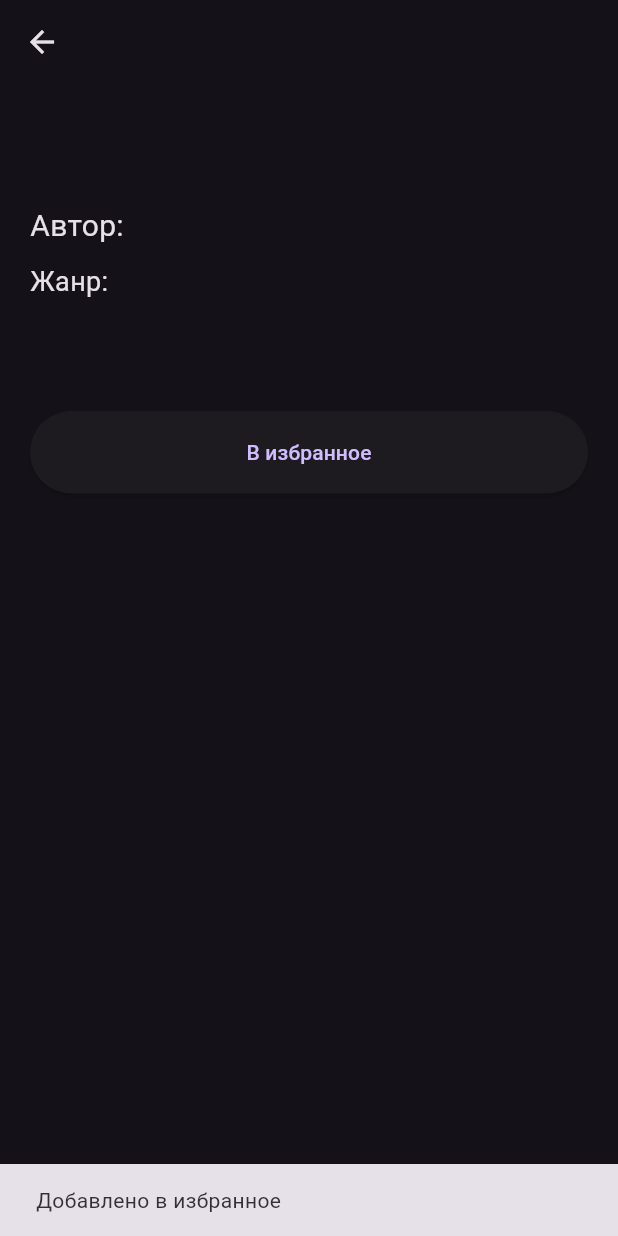
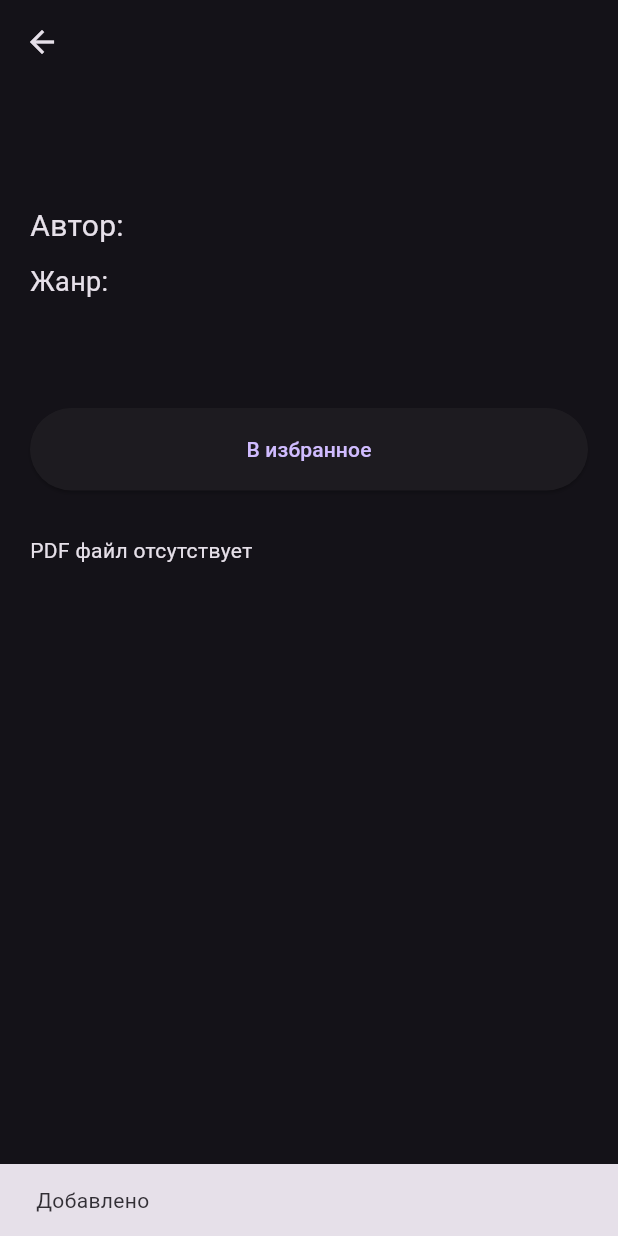
Before and after one commit to BasedTree811/Project1, a Flutter app: the BookDetailsScreen screen opened directly with empty values, after a tap on "В избранное", on a phone screen of 412 x 824 dp. Run offline on Flutter 3.47's test engine with Material 3 defaults, Android fonts, the light colour scheme and no system bars; our stand-ins replace file_picker; missing offline and left inert: syncfusion_flutter_pdfviewer; network calls fail.

```diff
--- a/app/lib/screens/book_details_screen.dart
+++ b/app/lib/screens/book_details_screen.dart
@@ -1,4 +1,6 @@
 import 'package:flutter/material.dart';
+
+import 'package:syncfusion_flutter_pdfviewer/pdfviewer.dart';
 
 import '../services/api_service.dart';
 
@@ -20,13 +22,20 @@ class BookDetailsScreen extends StatelessWidget {
   @override
   Widget build(BuildContext context) {
 
+    String filePath =
+        book["file_path"] ?? "";
+
     return Scaffold(
 
       appBar: AppBar(
-        title: Text(book["title"]),
+        title: Text(
+          book["title"] ?? "",
+        ),
       ),
 
-      body: Padding(
+      body: SingleChildScrollView(
+
+        child: Padding(
 
           padding: const EdgeInsets.all(20),
 
@@ -39,7 +48,7 @@ class BookDetailsScreen extends StatelessWidget {
 
               Text(
 
-              book["title"],
+                book["title"] ?? "",
 
                 style: const TextStyle(
                   fontSize: 28,
@@ -50,7 +59,9 @@ class BookDetailsScreen extends StatelessWidget {
               const SizedBox(height: 20),
 
               Text(
+
                 "Автор: ${book["author"]}",
+
                 style: const TextStyle(
                   fontSize: 20,
                 ),
@@ -59,7 +70,9 @@ class BookDetailsScreen extends StatelessWidget {
               const SizedBox(height: 10),
 
               Text(
+
                 "Жанр: ${book["genre"]}",
+
                 style: const TextStyle(
                   fontSize: 18,
                 ),
@@ -69,9 +82,6 @@ class BookDetailsScreen extends StatelessWidget {
 
               Text(
                 book["description"] ?? "",
-              style: const TextStyle(
-                fontSize: 16,
-              ),
               ),
 
               const SizedBox(height: 30),
@@ -85,11 +95,11 @@ class BookDetailsScreen extends StatelessWidget {
                       .addFavorite(
 
                     userId:
-                  userData["id"]
+                    userData["id_user"]
                         .toString(),
 
                     bookId:
-                  book["id"]
+                    book["id_book"]
                         .toString(),
                   );
 
@@ -106,7 +116,7 @@ class BookDetailsScreen extends StatelessWidget {
                       content: Text(
 
                         result["message"] ??
-                          "Добавлено в избранное",
+                            "Добавлено",
                       ),
                     ),
                   );
@@ -116,7 +126,27 @@ class BookDetailsScreen extends StatelessWidget {
                   "В избранное",
                 ),
               ),
+
+              const SizedBox(height: 30),
+
+              if(filePath.isNotEmpty)
+
+                SizedBox(
+
+                  height: 600,
+
+                  child: SfPdfViewer.network(
+                    filePath,
+                  ),
+                )
+
+              else
+
+                const Text(
+                  "PDF файл отсутствует",
+                ),
             ],
+          ),
         ),
       ),
     );
--- a/app/pubspec.yaml
+++ b/app/pubspec.yaml
@@ -16,7 +16,7 @@ dependencies:
 
   cupertino_icons: ^1.0.8
 
-  syncfusion_flutter_pdfviewer: ^29.2.11
+  syncfusion_flutter_pdfviewer: ^33.2.8
 
 
 dev_dependencies:
```
Also changed, not shown: app/lib/models/book.dart (+19 -6 lines), app/lib/screens/login_screen.dart (+4 -4 lines), app/lib/screens/main_screen.dart (+33 -23 lines), app/lib/services/api_service.dart (+37 -20 lines), app/pubspec.lock. Lines whose indentation alone changed are shown as unchanged.
